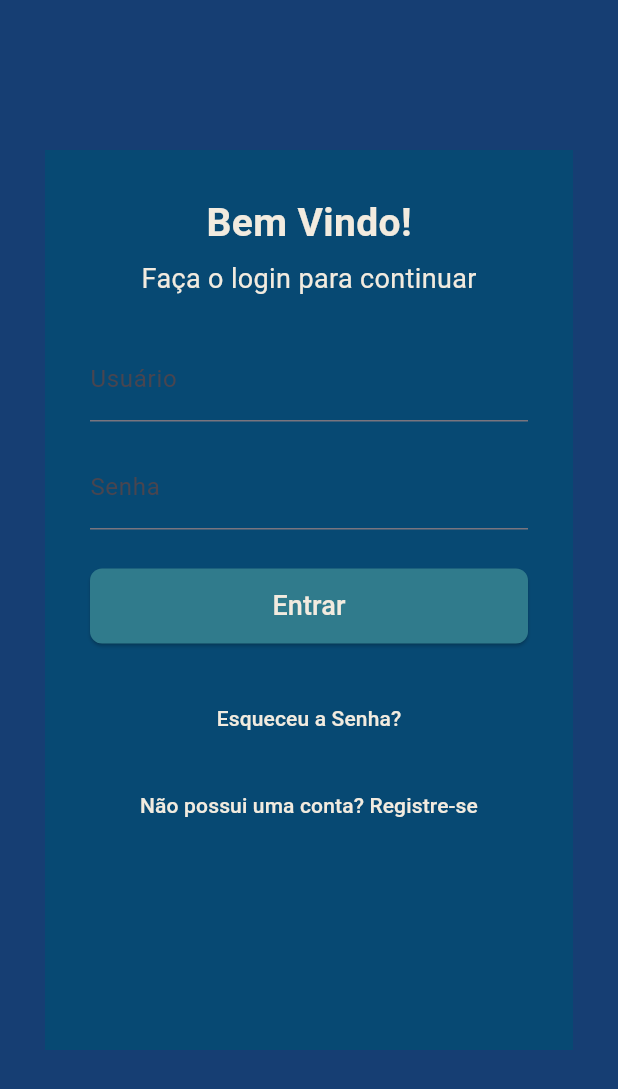
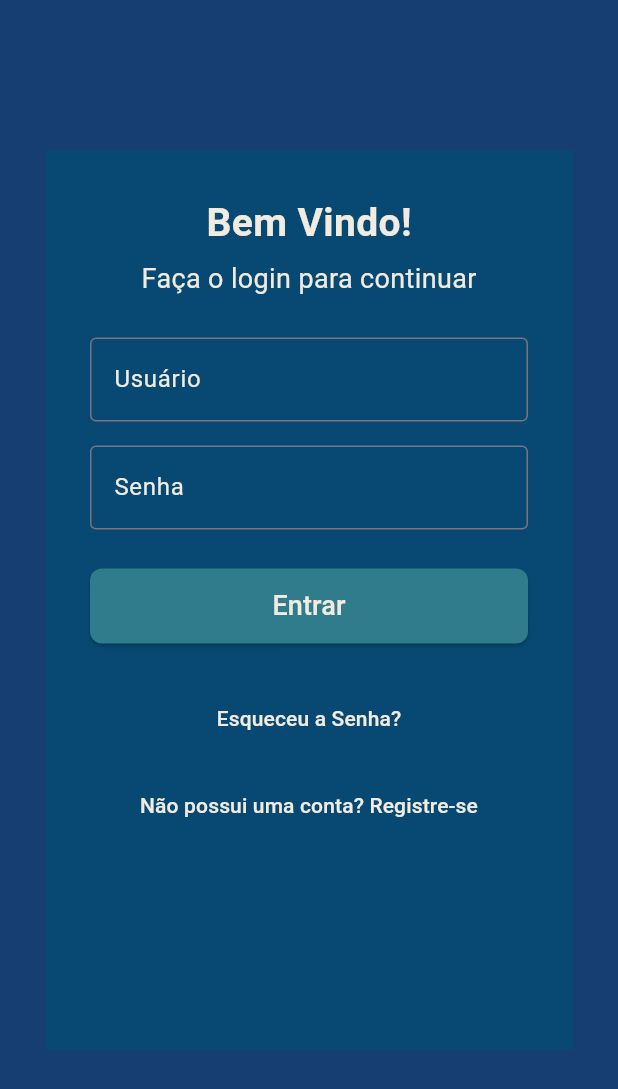
Before and after one commit to PedroBorgonhone/mobile_crypto, a Flutter app: the screen it shows after launch, on a phone screen of 412 x 824 dp. Shown: the top 1089 px of the screen. Run offline on Flutter 3.47's test engine with Material 3 defaults, Android fonts, the phone set to English and light mode, and no system bars; Roboto replaces fonts that are missing (Poppins).

Commit message:
feat: Adicionado estilo e cor aos campos de entrada na tela de Login

```diff
--- a/lib/pages/tela_login.dart
+++ b/lib/pages/tela_login.dart
@@ -44,6 +44,10 @@ class TelaLogin extends StatelessWidget {
             TextField(
               decoration: InputDecoration(
                 labelText: 'Usuário',
+                labelStyle: TextStyle(
+                  color: Color(0xFFF2EBDF),
+                ),
+                border: OutlineInputBorder(),
               ),
             ),
 
@@ -54,6 +58,10 @@ class TelaLogin extends StatelessWidget {
               obscureText: true,
               decoration: InputDecoration(
                 labelText: 'Senha',
+                labelStyle: TextStyle(
+                  color: Color(0xFFF2EBDF),
+                ),
+                border: OutlineInputBorder(),
               ),
             ),
 
```
